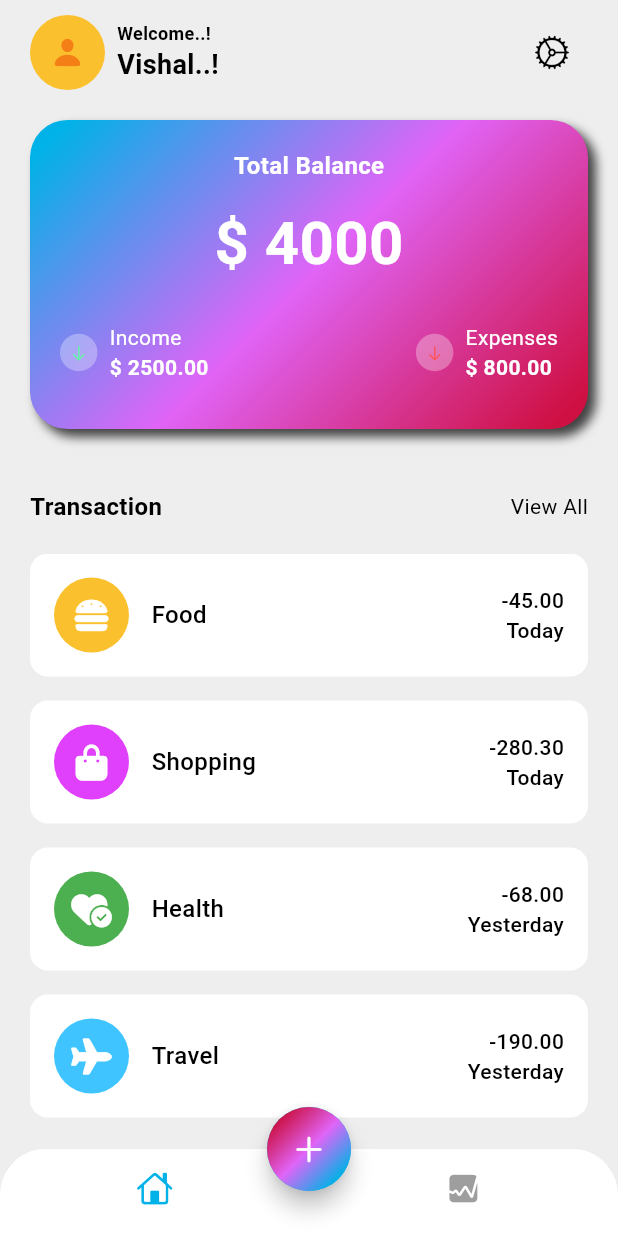
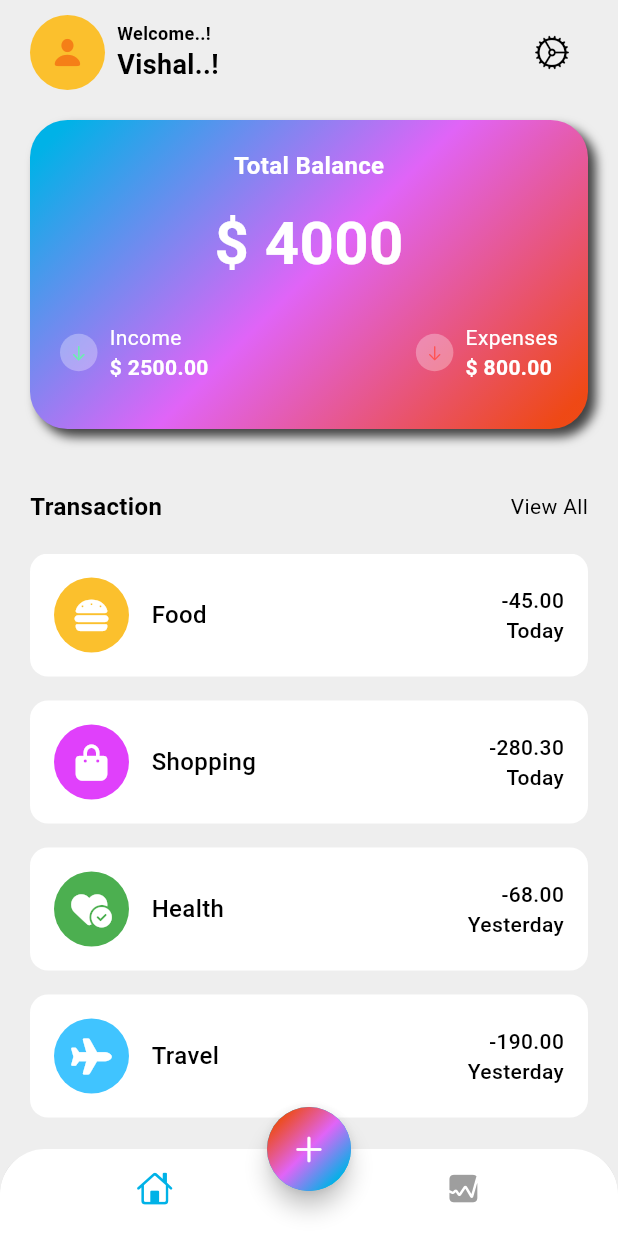
Before and after one commit to vishalpoute/Finance-manager-flutter, a Flutter app: the screen it shows after launch, on a phone screen of 412 x 824 dp. Run offline on Flutter 3.47's test engine with Material 3 defaults, Android fonts, the phone set to English and light mode, and no system bars; our stand-ins replace fl_chart, font_awesome_flutter.

Commit message:
1 video complete

```diff
--- a/lib/app_view.dart
+++ b/lib/app_view.dart
@@ -15,7 +15,7 @@ class MyAppView extends StatelessWidget {
             onSurface: Colors.black,
           primary: const Color(0xFF00B2E7),
           secondary: const Color(0xFFE064F7),
-          tertiary: const Color(0xF7D30E43)
+          tertiary: const Color(0xF7F44914)
         ),
       ),
       home: const HomeScreen(),
```
